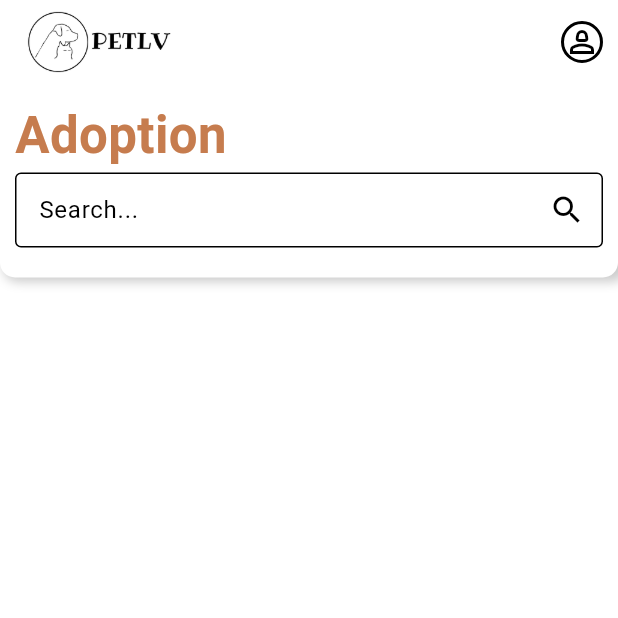
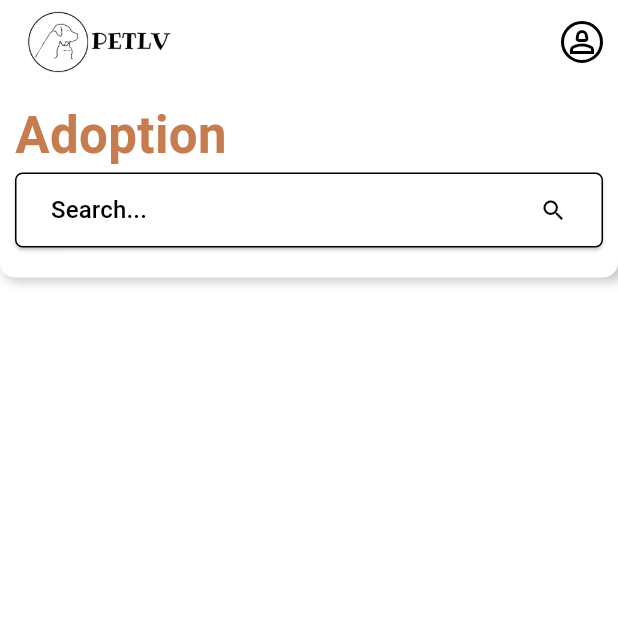
Before and after one commit to devinmarselio/petlv, a Flutter app: the screen it shows once a user with an empty profile is signed in, on a phone screen of 412 x 824 dp, the top half of it. Run offline on Flutter 3.47's test engine with Material 3 defaults, Android fonts, the phone set to English and light mode, and no system bars; our stand-ins replace cloud_firestore, expandable, firebase_auth, firebase_core, firebase_messaging, firebase_storage and 5 more; missing offline and left inert: googleapis; accounts and stored records are empty; key blocks and very long unbroken strings in the code were emptied for the run.

Commit message:
Menambahkan fitur filter pada search

```diff
--- a/lib/screens/favorite_screen.dart
+++ b/lib/screens/favorite_screen.dart
@@ -35,8 +35,7 @@ class _FavoriteScreenState extends State<FavoriteScreen> {
         actions: [
           IconButton(
             onPressed: () async => Navigator.of(context).push(
-              MaterialPageRoute(
-                  builder: (context) => const ProfileScreen()), // ProfilScreen
+              MaterialPageRoute(builder: (context) => const ProfileScreen()),
             ),
             icon: Container(
               decoration: BoxDecoration(
--- a/lib/screens/home_screen.dart
+++ b/lib/screens/home_screen.dart
@@ -7,6 +7,7 @@ import 'package:flutter/widgets.dart';
 import 'package:petlv/screens/Adopsi/addpost_adopsi.dart';
 import 'package:petlv/screens/Adopsi/detailpost_adopsi.dart';
 import 'package:petlv/screens/profile_screen.dart';
+import 'package:petlv/screens/search_screen.dart';
 import 'package:petlv/screens/services/buttocks_bar.dart';
 import 'package:petlv/screens/sign_in_screen.dart';
 
@@ -30,7 +31,9 @@ Future<void> _storeDeviceToken() async {
 class _HomeScreenState extends State<HomeScreen> {
   final TextEditingController _searchController = TextEditingController();
   String _searchQuery = '';
-
+  String _selectedType = '';
+  int? _age;
+  String? _size;
   @override
   void initState() {
     _storeDeviceToken();
@@ -69,8 +72,7 @@ class _HomeScreenState extends State<HomeScreen> {
         actions: [
           IconButton(
             onPressed: () async => Navigator.of(context).push(
-              MaterialPageRoute(
-                  builder: (context) => const ProfileScreen()), // ProfilScreen
+              MaterialPageRoute(builder: (context) => const ProfileScreen()),
             ),
             icon: Container(
               decoration: BoxDecoration(
@@ -118,22 +120,51 @@ class _HomeScreenState extends State<HomeScreen> {
                   ),
                   SizedBox(
                     height: 50,
-                    child: TextField(
-                      controller: _searchController,
-                      decoration: InputDecoration(
-                          labelText: 'Search...',
-                          border: OutlineInputBorder(),
-                          suffixIcon: Icon(Icons.search)),
-                      onChanged: (query) {
+                    child: Theme(
+                      data: Theme.of(context).copyWith(
+                        colorScheme: ColorScheme.light(
+                          primary: Colors.white,
+                        ),
+                      ),
+                      child: ElevatedButton(
+                        style: ElevatedButton.styleFrom(
+                            shape: RoundedRectangleBorder(
+                                borderRadius: BorderRadius.circular(5.0),
+                                side: BorderSide(color: Colors.black))),
+                        child: Row(
+                          mainAxisAlignment: MainAxisAlignment.spaceBetween,
+                          children: [
+                            Text(
+                              'Search...',
+                              style:
+                                  TextStyle(color: Colors.black, fontSize: 16),
+                            ),
+                            Icon(
+                              Icons.search,
+                              color: Colors.black,
+                            ),
+                          ],
+                        ),
+                        onPressed: () async {
+                          final result = await Navigator.of(context).push(
+                            MaterialPageRoute(
+                                builder: (context) => SearchScreen()),
+                          );
+                          if (result != null) {
                             setState(() {
-                          _searchQuery = query.toLowerCase();
+                              _searchQuery = result['searchQuery'];
+                              _selectedType = result['selectedType'];
+                              _age = result['age'];
+                              _size = result['size'];
                             });
+                          }
                         },
+                      ),
                     ),
                   ),
                   SizedBox(
                     height: 10,
-                  )
+                  ),
                 ],
               ),
             ),
@@ -182,7 +213,14 @@ class _HomeScreenState extends State<HomeScreen> {
                                 .toString()
                                 .toLowerCase()
                                 .contains(_searchQuery));
-                  }).toList();
+                      })
+                      .where((item) =>
+                          _selectedType.isEmpty ||
+                          _selectedType == 'All' ||
+                          item['type'] == _selectedType)
+                      .where((item) => _age == null || item['age'] == _age)
+                      .where((item) => _size == null || item['size'] == _size)
+                      .toList();
 
                   return GridView.builder(
                     gridDelegate: SliverGridDelegateWithFixedCrossAxisCount(
```
Also changed, not shown: lib/screens/search_screen.dart (added, +234 -0 lines). Lines whose indentation alone changed are shown as unchanged.
